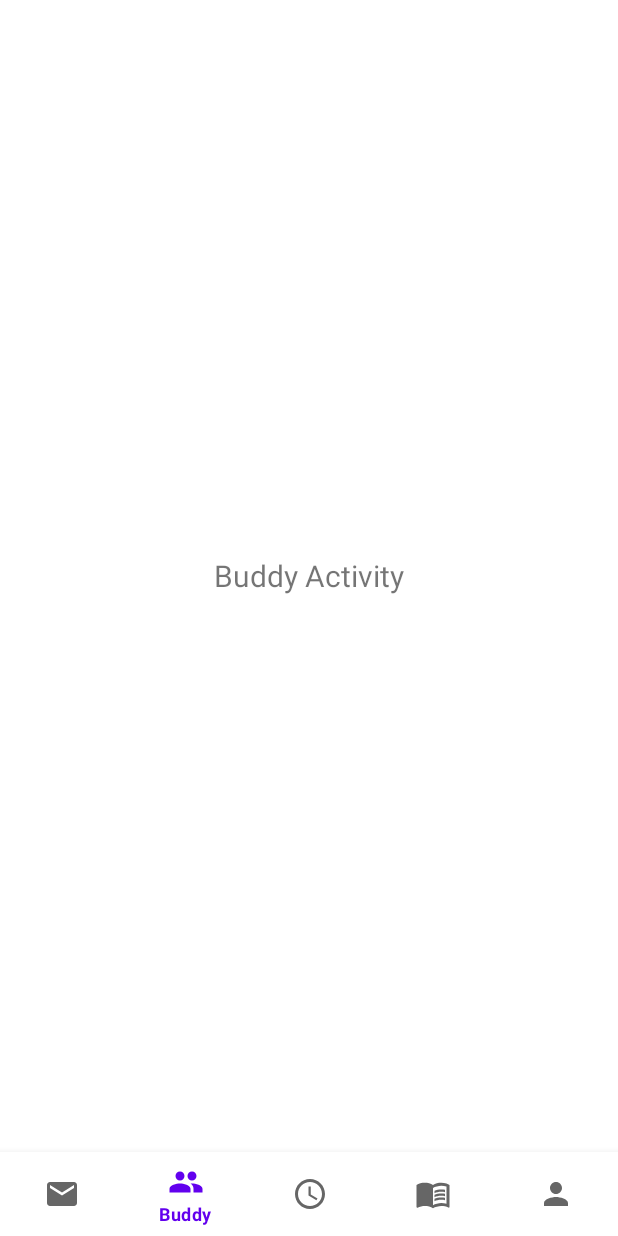
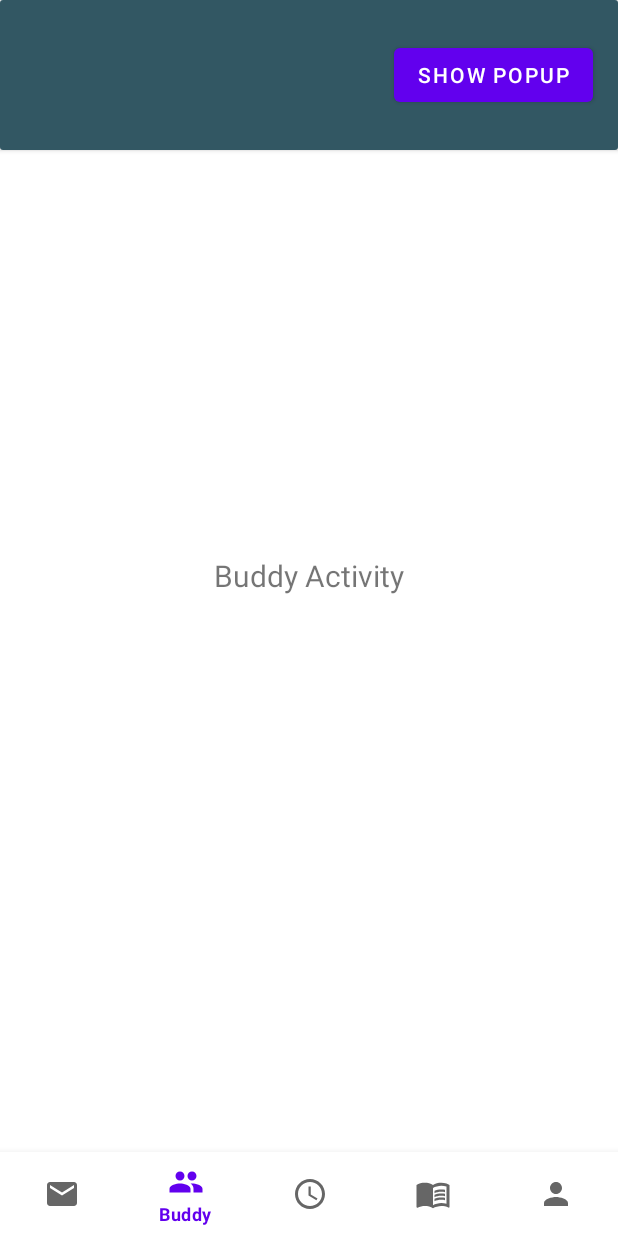
Before and after one commit to trelans/UnionApp, an Android app: the screen it shows after launch (MainActivity), item 2 of the bottom bar chosen, on a phone screen of 412 x 824 dp. Run offline under Robolectric (Android 15) with nearby library versions, the phone set to English and light mode, and no system bars; our stand-ins replace Firebase (no records; nobody signed in at launch, a user with empty details on screens opened directly).

Commit message:
// Deneme

```diff
--- a/app/build.gradle
+++ b/app/build.gradle
@@ -37,6 +37,7 @@ dependencies {
     implementation 'androidx.constraintlayout:constraintlayout:2.0.4'
     implementation 'com.google.firebase:firebase-auth:19.2.0'
     implementation 'androidx.cardview:cardview:1.0.0'
+    implementation 'androidx.mediarouter:mediarouter:1.2.2'
     testImplementation 'junit:junit:4.+'
     androidTestImplementation 'androidx.test.ext:junit:1.1.2'
     androidTestImplementation 'androidx.test.espresso:espresso-core:3.3.0'
--- a/app/src/main/java/com/union/unionapp/MainActivity.java
+++ b/app/src/main/java/com/union/unionapp/MainActivity.java
@@ -10,6 +10,8 @@ import android.util.Log;
 import android.view.MenuItem;
 import android.view.View;
 import android.widget.Button;
+import android.widget.ImageButton;
+import android.widget.PopupMenu;
 import android.widget.Toast;
 
 import com.google.android.gms.tasks.OnCompleteListener;
@@ -20,9 +22,11 @@ import com.google.firebase.auth.FirebaseAuth;
 import com.google.firebase.auth.FirebaseUser;
 import com.union.unionapp.R;
 
-public class MainActivity extends AppCompatActivity {
+public class MainActivity extends AppCompatActivity implements PopupMenu.OnMenuItemClickListener {
 
     Button button;
+
+
 
     @Override
     protected void onCreate(Bundle savedInstanceState) {
@@ -31,6 +35,10 @@ public class MainActivity extends AppCompatActivity {
 
         BottomNavigationView bottomNav = findViewById(R.id.bottom_navigation);
         bottomNav.setOnNavigationItemSelectedListener(navListener);
+        button = findViewById(R.id.button3);
+
+
+
 
         /*
         //button = findViewById(R.id.button);
@@ -101,6 +109,21 @@ public class MainActivity extends AppCompatActivity {
                 }
             };
 
+    public void showPopup (View view) {
 
+        PopupMenu popupMenu = new PopupMenu(this,view);
+        popupMenu.setOnMenuItemClickListener(this);
+        popupMenu.inflate(R.menu.popup_menu);
+        popupMenu.show();
 
+    }
+
+    @Override
+    public boolean onMenuItemClick(MenuItem item) {
+        switch (item.getItemId()) {
+            case R.id.logOutButton:
+                //log out
+        }
+        return true;
+    }
 }
--- a/app/src/main/res/layout/activity_main.xml
+++ b/app/src/main/res/layout/activity_main.xml
@@ -2,6 +2,7 @@
 <RelativeLayout xmlns:android="http://schemas.android.com/apk/res/android"
     xmlns:app="http://schemas.android.com/apk/res-auto"
     xmlns:tools="http://schemas.android.com/tools"
+    android:id="@+id/settingsButton"
     android:layout_width="match_parent"
     android:layout_height="match_parent"
     tools:context="com.union.unionapp.MainActivity">
@@ -10,15 +11,46 @@
         android:id="@+id/fragment_container"
         android:layout_width="match_parent"
         android:layout_height="match_parent"
-        android:layout_above="@id/bottom_navigation"/>
+        android:layout_above="@id/bottom_navigation">
+
+        <androidx.cardview.widget.CardView
+            android:layout_width="match_parent"
+            android:layout_height="100dp"
+            android:background="@color/black">
+
+            <androidx.constraintlayout.widget.ConstraintLayout
+                android:layout_width="match_parent"
+                android:layout_height="match_parent"
+                android:background="#325763">
+
+                <Button
+                    android:id="@+id/button3"
+                    android:layout_width="wrap_content"
+                    android:layout_height="wrap_content"
+                    android:layout_marginStart="261dp"
+                    android:layout_marginTop="26dp"
+                    android:layout_marginEnd="16dp"
+                    android:layout_marginBottom="26dp"
+                    android:onClick="showPopup"
+                    android:text="show popup"
+                    app:layout_constraintBottom_toBottomOf="parent"
+                    app:layout_constraintEnd_toEndOf="parent"
+                    app:layout_constraintStart_toStartOf="parent"
+                    app:layout_constraintTop_toTopOf="parent" />
+            </androidx.constraintlayout.widget.ConstraintLayout>
+        </androidx.cardview.widget.CardView>
+
+    </FrameLayout>
+
 
     <com.google.android.material.bottomnavigation.BottomNavigationView
         android:id="@+id/bottom_navigation"
         android:layout_width="match_parent"
         android:layout_height="wrap_content"
         android:layout_alignParentBottom="true"
-        app:menu="@menu/bottom_navigation"/>
+        app:menu="@menu/bottom_navigation">
 
+    </com.google.android.material.bottomnavigation.BottomNavigationView>
 
 
 </RelativeLayout>
--- /dev/null
+++ b/app/src/main/res/menu/popup_menu.xml
@@ -0,0 +1,6 @@
+<?xml version="1.0" encoding="utf-8"?>
+<menu xmlns:android="http://schemas.android.com/apk/res/android">
+    <Button
+        android:id="@+id/logOutButton"
+        android:title="LogOut"/>
+</menu>
```
Also changed, not shown: app/src/main/res/drawable/ic_baseline_settings_24.xml (added, +10 -0 lines).
